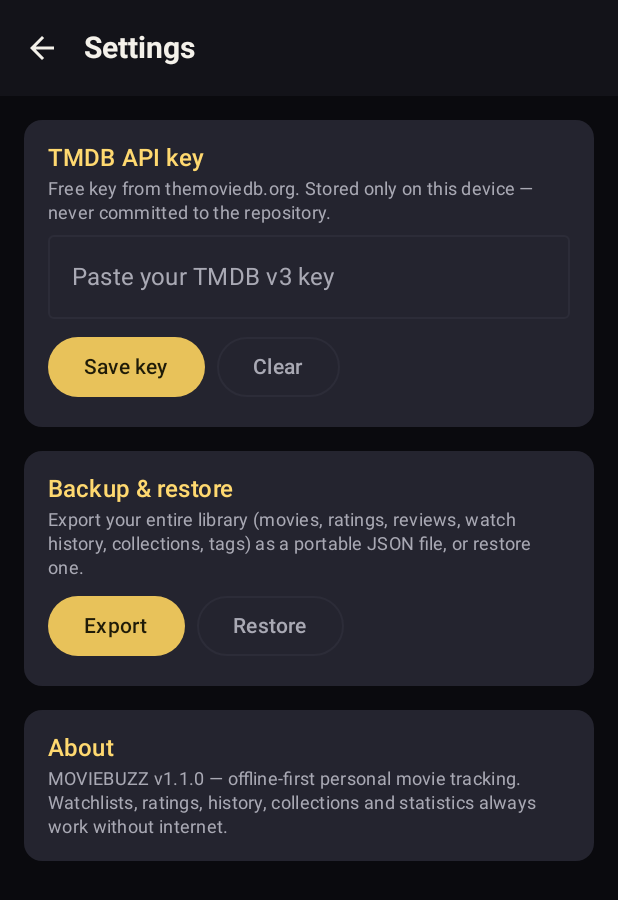
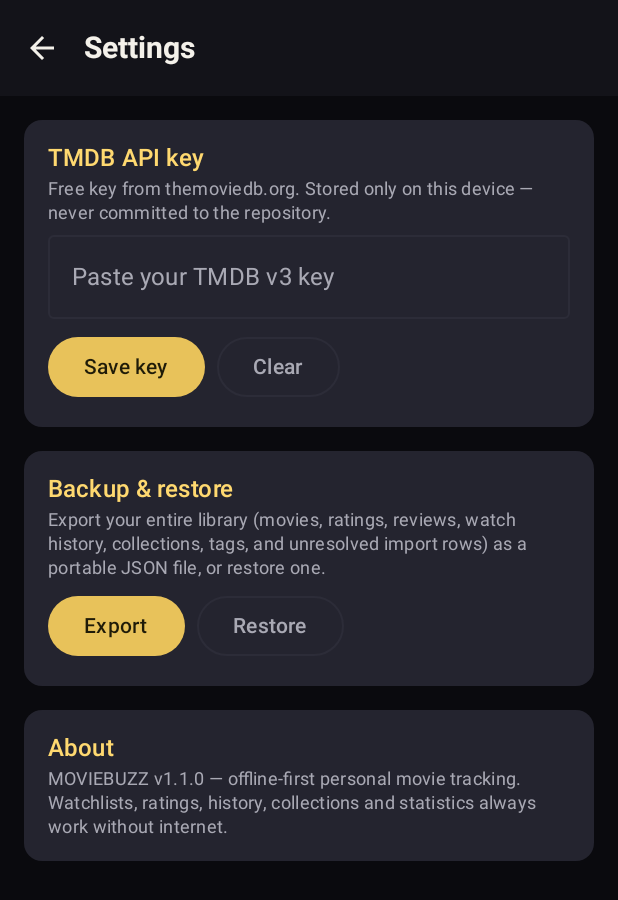
Before and after one commit to debam7156-blip/moviebuzz, an Android app built with Jetpack Compose: the SettingsScreen screen opened through its navigation route, on a phone screen of 412 x 824 dp. Shown: the top 900 px of the screen. Run offline under Robolectric (Android 15) with nearby library versions, the phone set to English and light mode, and no system bars; libraries missing offline, so code that uses them is left out: com.jakewharton.retrofit2.

Commit message:
feat(settings): report restored import review rows and mention them in the backup card
The restore summary now shows how many unresolved import rows came back, and the backup description lists everything the file contains.

```diff
--- a/app/src/main/java/com/moviebuzz/app/ui/screens/SettingsScreen.kt
+++ b/app/src/main/java/com/moviebuzz/app/ui/screens/SettingsScreen.kt
@@ -118,7 +118,9 @@ class SettingsViewModel(
                     busy = false,
                     message = result.failedReason
                         ?: "Restored ${result.restoredMovies} new movies, merged ${result.mergedMovies}, " +
-                            "and restored ${result.restoredWatchEvents} watch events."
+                            "restored ${result.restoredWatchEvents} watch events" +
+                            (if (result.restoredImportIssues > 0) " and ${result.restoredImportIssues} import review rows" else "") +
+                            "."
                 )
             } catch (e: Exception) {
                 _ui.value = _ui.value.copy(busy = false, message = "Restore failed: ${e.message}")
@@ -225,7 +227,7 @@ fun SettingsScreen(
                     Text("Backup & restore", style = MaterialTheme.typography.titleMedium)
                     Spacer(Modifier.height(4.dp))
                     Text(
-                        "Export your entire library (movies, ratings, reviews, watch history, collections, tags) as a portable JSON file, or restore one.",
+                        "Export your entire library (movies, ratings, reviews, watch history, collections, tags, and unresolved import rows) as a portable JSON file, or restore one.",
                         style = MaterialTheme.typography.bodySmall,
                         color = MaterialTheme.colorScheme.onSurfaceVariant
                     )
```
